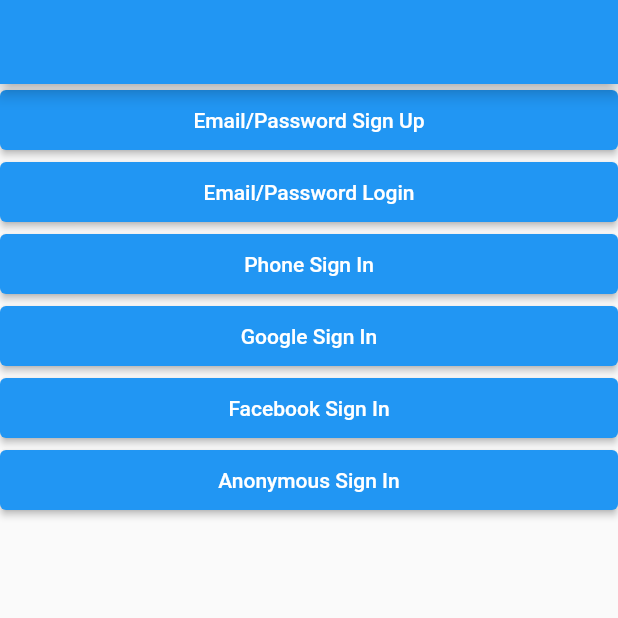
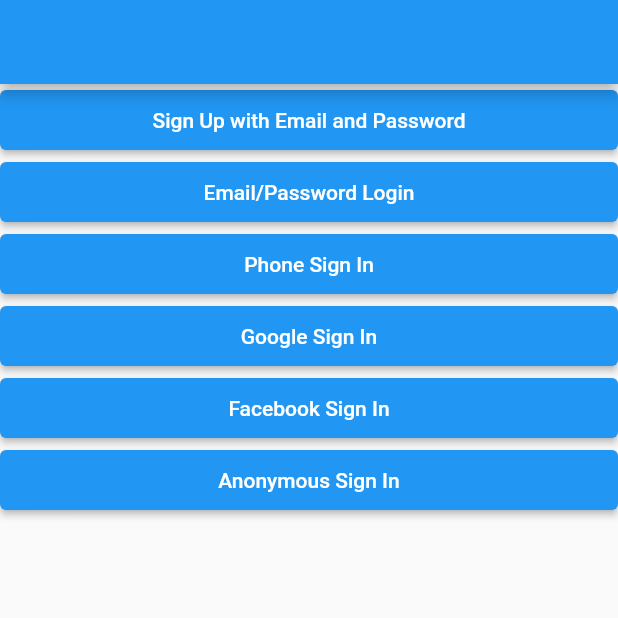
Before and after one commit to Prajj-10/Tomato-Game, a Flutter app: the screen it shows after launch, on a phone screen of 412 x 824 dp, the top half of it. Run offline on Flutter 3.47's test engine with Material 2 defaults, Android fonts, the phone set to English and light mode, and no system bars.

Commit message:
Started setting ground work for Login/Singup

```diff
--- a/lib/login_page.dart
+++ b/lib/login_page.dart
@@ -21,7 +21,7 @@
               onTap: () {
                 Navigator.push(context, MaterialPageRoute(builder: (context)=> const EmailPasswordSignup()));
               },
-              text: 'Email/Password Sign Up',
+              text: 'Sign Up with Email and Password',
             ),
             CustomButton(
               onTap: () {
```
Also changed, not shown: lib/Signup.dart (+10 -1 lines).
